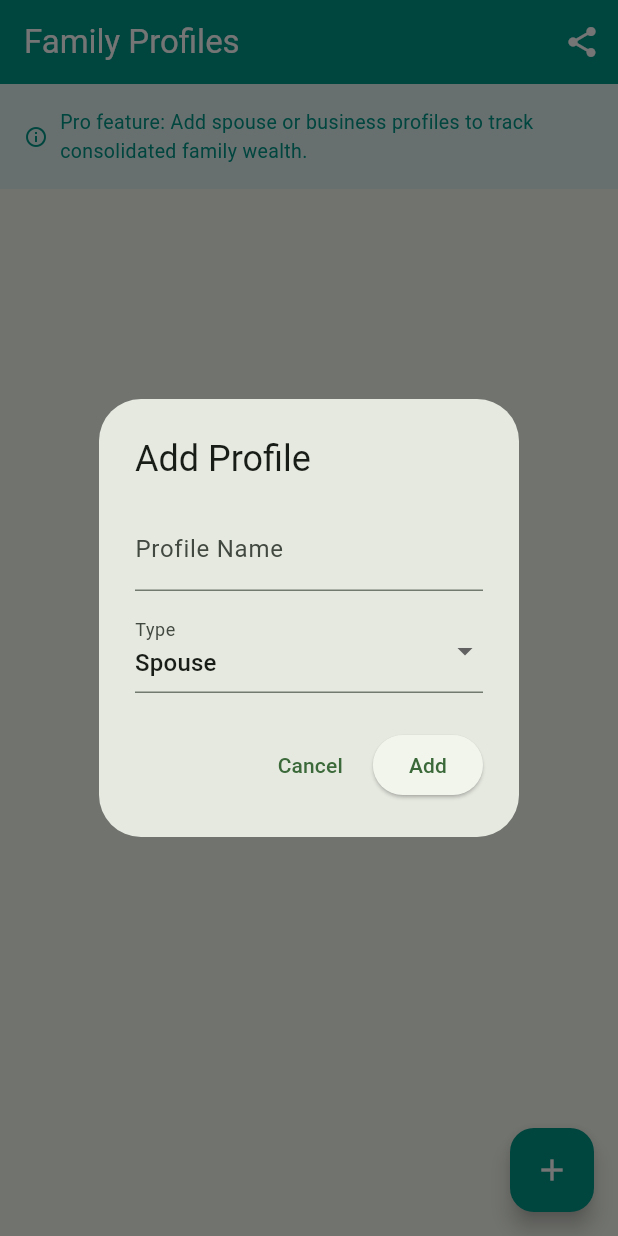
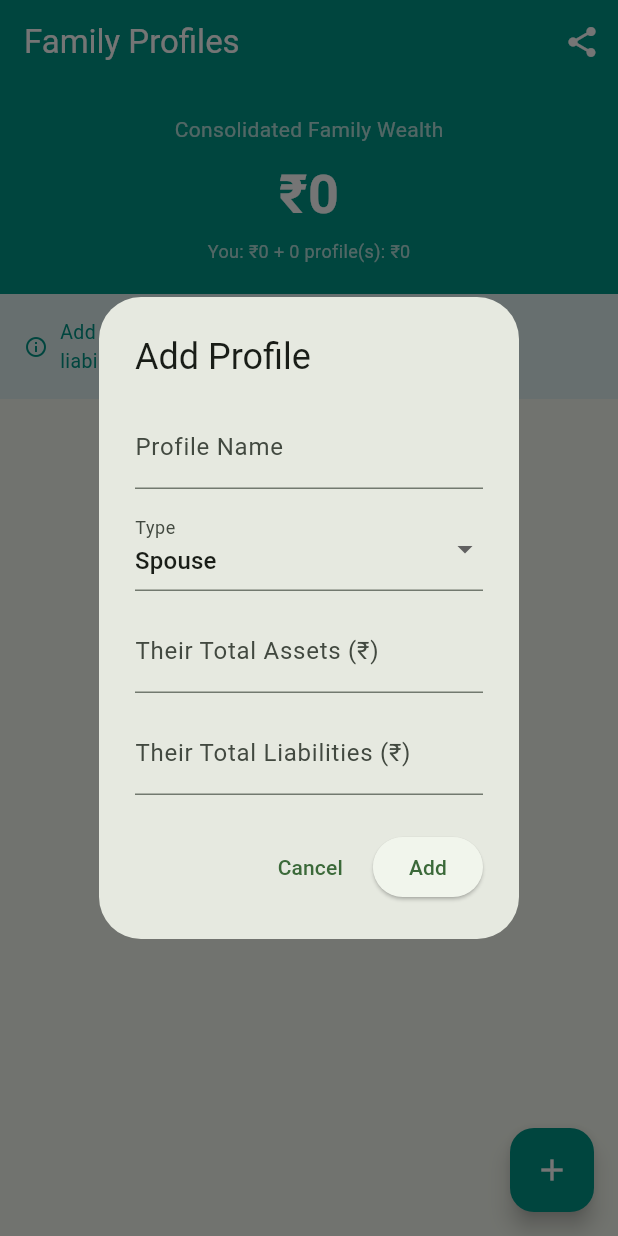
Before and after one commit to logeethraj/finmap, a Flutter app: the ProfilesScreen screen opened directly, after a tap on "Add First Profile", on a phone screen of 412 x 824 dp. Run offline on Flutter 3.47's test engine with Material 3 defaults, Android fonts, the phone set to English and light mode, and no system bars; our stand-ins replace csv, file_picker, shared_preferences, supabase_flutter; accounts and stored records are empty.

Commit message:
Fix dashboard currency conversion bug and add asset/liability tracking to family profiles

```diff
--- a/lib/screens/dashboard_screen.dart
+++ b/lib/screens/dashboard_screen.dart
@@ -9,6 +9,7 @@ import 'health_check_screen.dart';
 import 'snapshots_screen.dart';
 import 'pricing_screen.dart';
 import 'profiles_screen.dart';
+import '../services/currency_service.dart';
 
 class DashboardScreen extends StatefulWidget {
   const DashboardScreen({super.key});
@@ -30,9 +31,16 @@ class _DashboardScreenState extends State<DashboardScreen> {
   }
 
   Future<void> _loadTotals() async {
-    final assets = await _supabase.from('assets').select('amount');
+  final assets = await _supabase.from('assets').select('amount, currency');
   final liabilities = await _supabase.from('liabilities').select('amount');
-    final totalAssets = (assets as List).fold(0.0, (sum, a) => sum + (a['amount'] as num));
+
+  double totalAssets = 0;
+  for (final a in assets) {
+    final amount = (a['amount'] as num).toDouble();
+    final currency = a['currency'] ?? 'INR';
+    totalAssets += await CurrencyService.convertToINR(amount, currency);
+  }
+
   final totalLiabilities = (liabilities as List).fold(0.0, (sum, l) => sum + (l['amount'] as num));
   setState(() {
     _totalAssets = totalAssets;
--- a/lib/screens/profiles_screen.dart
+++ b/lib/screens/profiles_screen.dart
@@ -1,5 +1,6 @@
 import 'package:flutter/material.dart';
 import 'package:supabase_flutter/supabase_flutter.dart';
+import '../services/currency_service.dart';
 
 class ProfilesScreen extends StatefulWidget {
   const ProfilesScreen({super.key});
@@ -11,32 +12,48 @@ class ProfilesScreen extends StatefulWidget {
 class _ProfilesScreenState extends State<ProfilesScreen> {
   final _supabase = Supabase.instance.client;
   List<Map<String, dynamic>> _profiles = [];
+  double _myNetWorth = 0;
   bool _isLoading = true;
 
   @override
   void initState() {
     super.initState();
-    _loadProfiles();
+    _loadData();
   }
 
-  Future<void> _loadProfiles() async {
-    final data = await _supabase
+  Future<void> _loadData() async {
+    final profiles = await _supabase
         .from('profiles')
         .select()
         .order('created_at', ascending: true);
+
+    final assets = await _supabase.from('assets').select('amount, currency');
+    final liabilities = await _supabase.from('liabilities').select('amount');
+
+    double totalAssets = 0;
+    for (final a in assets) {
+      final amount = (a['amount'] as num).toDouble();
+      final currency = a['currency'] ?? 'INR';
+      totalAssets += await CurrencyService.convertToINR(amount, currency);
+    }
+    final totalLiabilities = (liabilities as List).fold(0.0, (sum, l) => sum + (l['amount'] as num));
+
     setState(() {
-      _profiles = List<Map<String, dynamic>>.from(data);
+      _profiles = List<Map<String, dynamic>>.from(profiles);
+      _myNetWorth = totalAssets - totalLiabilities;
       _isLoading = false;
     });
   }
 
   Future<void> _deleteProfile(String id) async {
     await _supabase.from('profiles').delete().eq('id', id);
-    _loadProfiles();
+    _loadData();
   }
 
   void _showAddProfileDialog() {
     final nameController = TextEditingController();
+    final assetsController = TextEditingController();
+    final liabilitiesController = TextEditingController();
     String selectedType = 'Spouse';
     final types = ['Spouse', 'Business', 'Child', 'Parent', 'Other'];
 
@@ -45,7 +62,8 @@ class _ProfilesScreenState extends State<ProfilesScreen> {
       builder: (context) => StatefulBuilder(
         builder: (context, setDialogState) => AlertDialog(
           title: const Text('Add Profile'),
-          content: Column(
+          content: SingleChildScrollView(
+            child: Column(
               mainAxisSize: MainAxisSize.min,
               children: [
                 TextField(
@@ -59,7 +77,20 @@ class _ProfilesScreenState extends State<ProfilesScreen> {
                   onChanged: (v) => setDialogState(() => selectedType = v!),
                   decoration: const InputDecoration(labelText: 'Type'),
                 ),
+                const SizedBox(height: 12),
+                TextField(
+                  controller: assetsController,
+                  keyboardType: TextInputType.number,
+                  decoration: const InputDecoration(labelText: 'Their Total Assets (₹)'),
+                ),
+                const SizedBox(height: 12),
+                TextField(
+                  controller: liabilitiesController,
+                  keyboardType: TextInputType.number,
+                  decoration: const InputDecoration(labelText: 'Their Total Liabilities (₹)'),
+                ),
               ],
+            ),
           ),
           actions: [
             TextButton(onPressed: () => Navigator.pop(context), child: const Text('Cancel')),
@@ -69,9 +100,11 @@ class _ProfilesScreenState extends State<ProfilesScreen> {
                   'owner_id': _supabase.auth.currentUser!.id,
                   'name': nameController.text,
                   'type': selectedType,
+                  'total_assets': double.tryParse(assetsController.text) ?? 0,
+                  'total_liabilities': double.tryParse(liabilitiesController.text) ?? 0,
                 });
                 if (mounted) Navigator.pop(context);
-                _loadProfiles();
+                _loadData();
               },
               child: const Text('Add'),
             ),
@@ -128,6 +161,14 @@ class _ProfilesScreenState extends State<ProfilesScreen> {
 
   @override
   Widget build(BuildContext context) {
+    double profilesNetWorth = 0;
+    for (final p in _profiles) {
+      final pAssets = (p['total_assets'] as num?) ?? 0;
+      final pLiabilities = (p['total_liabilities'] as num?) ?? 0;
+      profilesNetWorth += (pAssets - pLiabilities);
+    }
+    final consolidatedTotal = _myNetWorth + profilesNetWorth;
+
     return Scaffold(
       appBar: AppBar(
         title: const Text('Family Profiles'),
@@ -152,6 +193,24 @@ class _ProfilesScreenState extends State<ProfilesScreen> {
               children: [
                 Container(
                   width: double.infinity,
+                  padding: const EdgeInsets.all(20),
+                  color: Colors.teal,
+                  child: Column(
+                    children: [
+                      const Text('Consolidated Family Wealth',
+                          style: TextStyle(color: Colors.white70, fontSize: 14)),
+                      const SizedBox(height: 8),
+                      Text('₹${consolidatedTotal.toStringAsFixed(0)}',
+                          style: const TextStyle(
+                              color: Colors.white, fontSize: 36, fontWeight: FontWeight.bold)),
+                      const SizedBox(height: 4),
+                      Text('You: ₹${_myNetWorth.toStringAsFixed(0)} + ${_profiles.length} profile(s): ₹${profilesNetWorth.toStringAsFixed(0)}',
+                          style: const TextStyle(color: Colors.white70, fontSize: 12)),
+                    ],
+                  ),
+                ),
+                Container(
+                  width: double.infinity,
                   padding: const EdgeInsets.all(16),
                   color: Colors.teal.shade50,
                   child: const Row(
@@ -160,7 +219,7 @@ class _ProfilesScreenState extends State<ProfilesScreen> {
                       SizedBox(width: 8),
                       Expanded(
                         child: Text(
-                          'Pro feature: Add spouse or business profiles to track consolidated family wealth.',
+                          'Add family/business profiles with their assets and liabilities for combined net worth.',
                           style: TextStyle(color: Colors.teal, fontSize: 13),
                         ),
                       ),
@@ -191,6 +250,9 @@ class _ProfilesScreenState extends State<ProfilesScreen> {
                           itemCount: _profiles.length,
                           itemBuilder: (context, index) {
                             final profile = _profiles[index];
+                            final pAssets = (profile['total_assets'] as num?) ?? 0;
+                            final pLiabilities = (profile['total_liabilities'] as num?) ?? 0;
+                            final pNetWorth = pAssets - pLiabilities;
                             return Card(
                               child: ListTile(
                                 leading: CircleAvatar(
@@ -201,10 +263,24 @@ class _ProfilesScreenState extends State<ProfilesScreen> {
                                   ),
                                 ),
                                 title: Text(profile['name']),
-                                subtitle: Text(profile['type']),
-                                trailing: IconButton(
-                                  icon: const Icon(Icons.delete, color: Colors.red),
+                                subtitle: Text(
+                                    '${profile['type']} • Assets ₹${pAssets.toStringAsFixed(0)} - Liabilities ₹${pLiabilities.toStringAsFixed(0)}'),
+                                trailing: SizedBox(
+                                  height: 60,
+                                  child: Column(
+                                    mainAxisAlignment: MainAxisAlignment.center,
+                                    crossAxisAlignment: CrossAxisAlignment.end,
+                                    children: [
+                                      Text('₹${pNetWorth.toStringAsFixed(0)}',
+                                          style: const TextStyle(fontWeight: FontWeight.bold)),
+                                      IconButton(
+                                        icon: const Icon(Icons.delete, color: Colors.red, size: 20),
+                                        padding: EdgeInsets.zero,
+                                        constraints: const BoxConstraints(),
                                         onPressed: () => _deleteProfile(profile['id']),
+                                      ),
+                                    ],
+                                  ),
                                 ),
                               ),
                             );
--- a/lib/screens/settings_screen.dart
+++ b/lib/screens/settings_screen.dart
@@ -2,6 +2,7 @@ import 'package:flutter/material.dart';
 import 'package:supabase_flutter/supabase_flutter.dart';
 import 'package:shared_preferences/shared_preferences.dart';
 import 'dart:convert';
+import '../main.dart';
 
 class SettingsScreen extends StatefulWidget {
   const SettingsScreen({super.key});
@@ -42,6 +43,7 @@ class _SettingsScreenState extends State<SettingsScreen> {
   Future<void> _saveTheme(bool value) async {
     final prefs = await SharedPreferences.getInstance();
     await prefs.setBool('darkMode', value);
+    themeNotifier.value = value ? ThemeMode.dark : ThemeMode.light;
     setState(() => _darkMode = value);
   }
 
```
Also changed, not shown: lib/main.dart (+18 -0 lines). Lines whose indentation alone changed are shown as unchanged.
